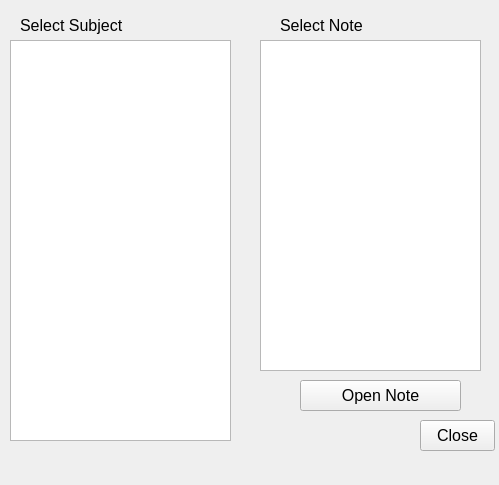
Qt form opennote.ui (dkithmal/BinduProjectStudent) before a commit.
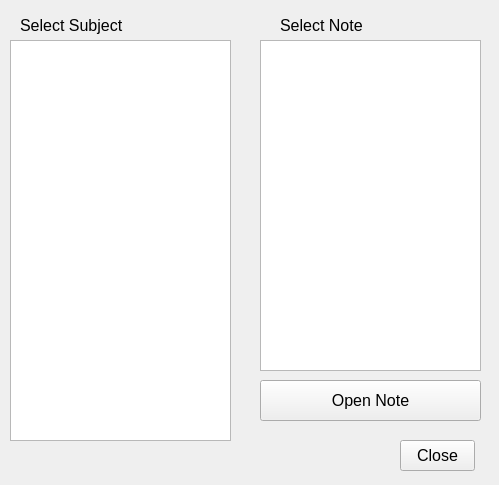
The same form after that commit.

Patch:
```diff
--- a/opennote.ui
+++ b/opennote.ui
@@ -82,10 +82,10 @@
   <widget class="QPushButton" name="pBOpen">
    <property name="geometry">
     <rect>
-     <x>300</x>
+     <x>260</x>
      <y>380</y>
-     <width>161</width>
-     <height>31</height>
+     <width>221</width>
+     <height>41</height>
     </rect>
    </property>
    <property name="font">
@@ -100,8 +100,8 @@
   <widget class="QPushButton" name="pBClose">
    <property name="geometry">
     <rect>
-     <x>420</x>
-     <y>420</y>
+     <x>400</x>
+     <y>440</y>
      <width>75</width>
      <height>31</height>
     </rect>
```
